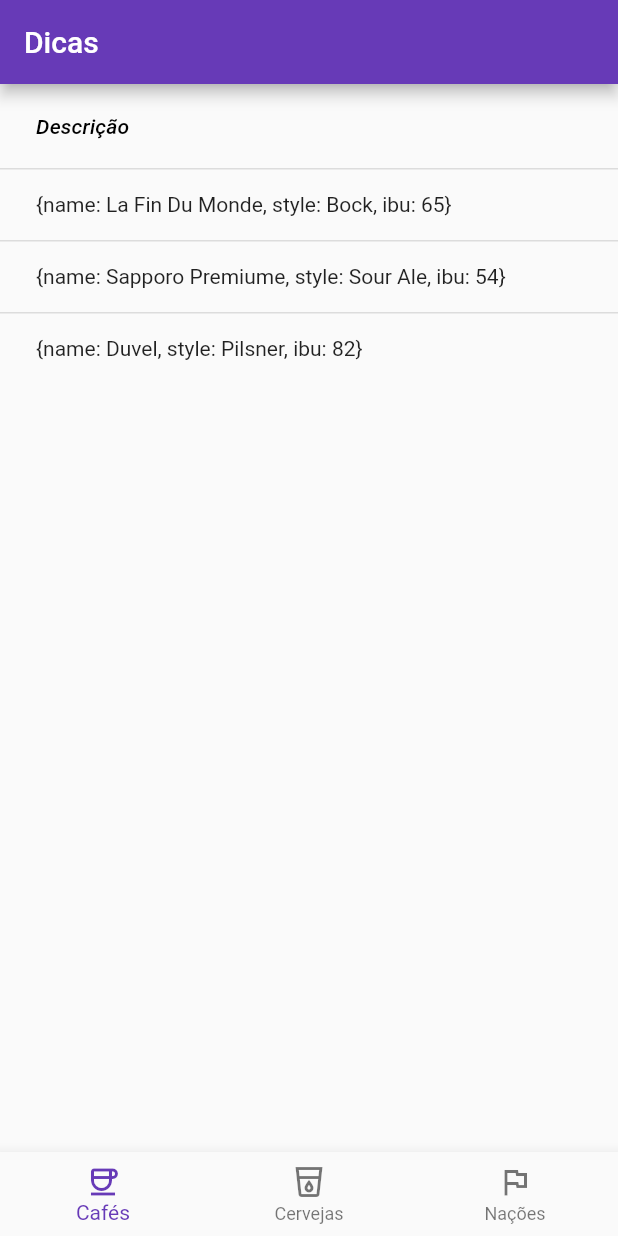
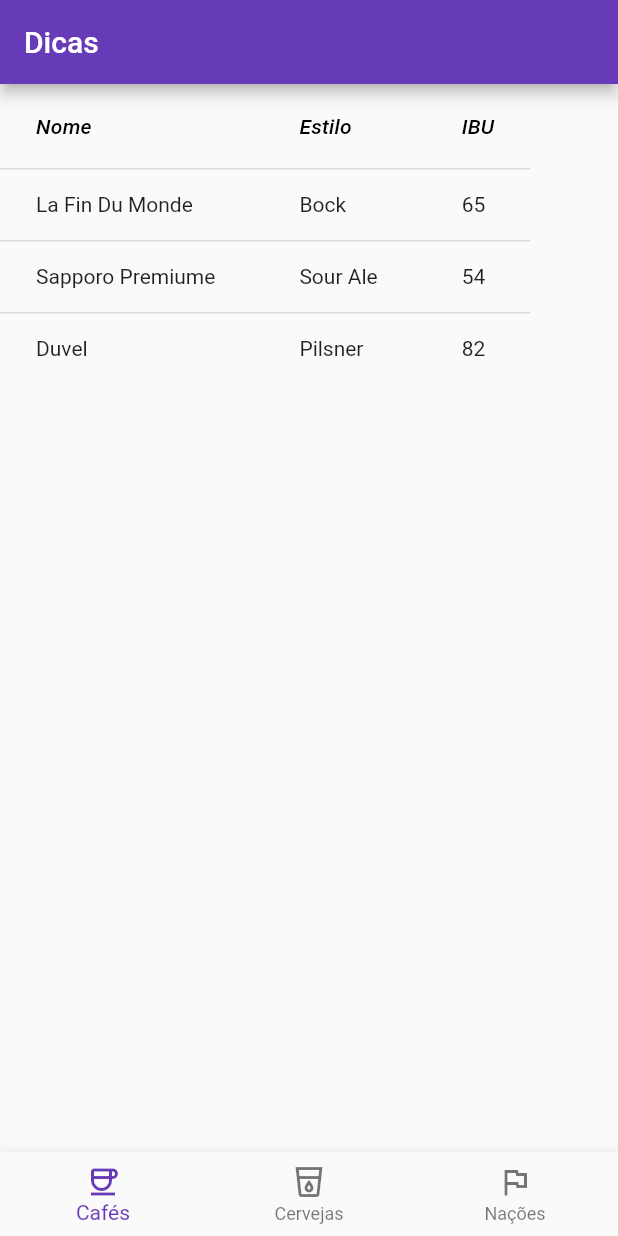
Before and after one commit to SusuGostoso/Susu-POO-I, a Flutter app: the screen it shows after launch, on a phone screen of 412 x 824 dp. Run offline on Flutter 3.47's test engine with Material 2 defaults, Android fonts, the phone set to English and light mode, and no system bars.

Commit message:
Tarefa 5 - Passo 6: classe DataBodyWidget melhorada

```diff
--- a/lib/main.dart
+++ b/lib/main.dart
@@ -60,12 +60,24 @@ class DataBodyWidget extends StatelessWidget {
         columns: [
           DataColumn(
               label: Expanded(
-            child: Text("Descrição",
-                style: TextStyle(fontStyle: FontStyle.italic)),
+            child: Text("Nome", style: TextStyle(fontStyle: FontStyle.italic)),
+          )),
+          DataColumn(
+              label: Expanded(
+            child:
+                Text("Estilo", style: TextStyle(fontStyle: FontStyle.italic)),
+          )),
+          DataColumn(
+              label: Expanded(
+            child: Text("IBU", style: TextStyle(fontStyle: FontStyle.italic)),
           ))
         ],
         rows: objects
-            .map((obj) => DataRow(cells: [DataCell(Text('$obj'))]))
+            .map((obj) => DataRow(cells: [
+                  DataCell(Text(obj["name"])),
+                  DataCell(Text(obj["style"])),
+                  DataCell(Text(obj["ibu"]))
+                ]))
             .toList());
   }
 }
```
Also changed, not shown: 1 other file.
